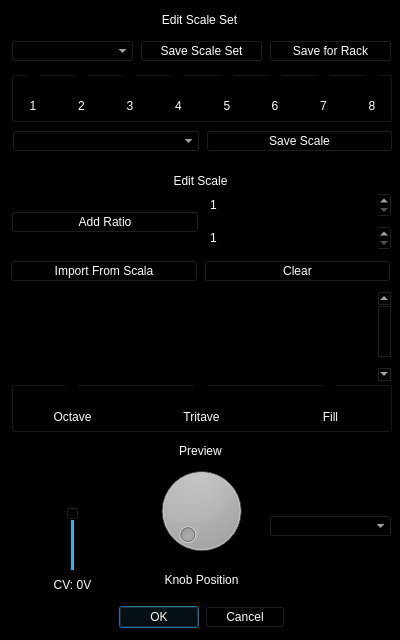
Above: sync3_scale_editor.ui from starlingcode/viaflash before the change. Below: the same form after it.
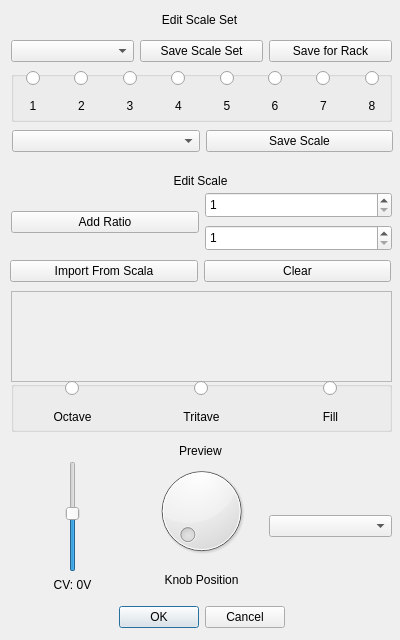
That is the form after the change.

The edit to the form file:
```diff
--- a/sync3_scale_editor.ui
+++ b/sync3_scale_editor.ui
@@ -10,259 +10,6 @@
     <height>640</height>
    </rect>
   </property>
-  <property name="palette">
-   <palette>
-    <active>
-     <colorrole role="WindowText">
-      <brush brushstyle="SolidPattern">
-       <color alpha="255">
-        <red>255</red>
-        <green>255</green>
-        <blue>255</blue>
-       </color>
-      </brush>
-     </colorrole>
-     <colorrole role="Button">
-      <brush brushstyle="SolidPattern">
-       <color alpha="255">
-        <red>0</red>
-        <green>0</green>
-        <blue>0</blue>
-       </color>
-      </brush>
-     </colorrole>
-     <colorrole role="Light">
-      <brush brushstyle="SolidPattern">
-       <color alpha="255">
-        <red>92</red>
-        <green>92</green>
-        <blue>92</blue>
-       </color>
-      </brush>
-     </colorrole>
-     <colorrole role="Midlight">
-      <brush brushstyle="SolidPattern">
-       <color alpha="255">
-        <red>77</red>
-        <green>77</green>
-        <blue>77</blue>
-       </color>
-      </brush>
-     </colorrole>
-     <colorrole role="Mid">
-      <brush brushstyle="SolidPattern">
-       <color alpha="255">
-        <red>64</red>
-        <green>64</green>
-        <blue>64</blue>
-       </color>
-      </brush>
-     </colorrole>
-     <colorrole role="Text">
-      <brush brushstyle="SolidPattern">
-       <color alpha="255">
-        <red>255</red>
-        <green>255</green>
-        <blue>255</blue>
-       </color>
-      </brush>
-     </colorrole>
-     <colorrole role="ButtonText">
-      <brush brushstyle="SolidPattern">
-       <color alpha="255">
-        <red>255</red>
-        <green>255</green>
-        <blue>255</blue>
-       </color>
-      </brush>
-     </colorrole>
-     <colorrole role="Base">
-      <brush brushstyle="SolidPattern">
-       <color alpha="255">
-        <red>0</red>
-        <green>0</green>
-        <blue>0</blue>
-       </color>
-      </brush>
-     </colorrole>
-     <colorrole role="Window">
-      <brush brushstyle="SolidPattern">
-       <color alpha="255">
-        <red>0</red>
-        <green>0</green>
-        <blue>0</blue>
-       </color>
-      </brush>
-     </colorrole>
-    </active>
-    <inactive>
-     <colorrole role="WindowText">
-      <brush brushstyle="SolidPattern">
-       <color alpha="255">
-        <red>255</red>
-        <green>255</green>
-        <blue>255</blue>
-       </color>
-      </brush>
-     </colorrole>
-     <colorrole role="Button">
-      <brush brushstyle="SolidPattern">
-       <color alpha="255">
-        <red>0</red>
-        <green>0</green>
-        <blue>0</blue>
-       </color>
-      </brush>
-     </colorrole>
-     <colorrole role="Light">
-      <brush brushstyle="SolidPattern">
-       <color alpha="255">
-        <red>92</red>
-        <green>92</green>
-        <blue>92</blue>
-       </color>
-      </brush>
-     </colorrole>
-     <colorrole role="Midlight">
-      <brush brushstyle="SolidPattern">
-       <color alpha="255">
-        <red>77</red>
-        <green>77</green>
-        <blue>77</blue>
-       </color>
-      </brush>
-     </colorrole>
-     <colorrole role="Mid">
-      <brush brushstyle="SolidPattern">
-       <color alpha="255">
-        <red>64</red>
-        <green>64</green>
-        <blue>64</blue>
-       </color>
-      </brush>
-     </colorrole>
-     <colorrole role="Text">
-      <brush brushstyle="SolidPattern">
-       <color alpha="255">
-        <red>255</red>
-        <green>255</green>
-        <blue>255</blue>
-       </color>
-      </brush>
-     </colorrole>
-     <colorrole role="ButtonText">
-      <brush brushstyle="SolidPattern">
-       <color alpha="255">
-        <red>255</red>
-        <green>255</green>
-        <blue>255</blue>
-       </color>
-      </brush>
-     </colorrole>
-     <colorrole role="Base">
-      <brush brushstyle="SolidPattern">
-       <color alpha="255">
-        <red>0</red>
-        <green>0</green>
-        <blue>0</blue>
-       </color>
-      </brush>
-     </colorrole>
-     <colorrole role="Window">
-      <brush brushstyle="SolidPattern">
-       <color alpha="255">
-        <red>0</red>
-        <green>0</green>
-        <blue>0</blue>
-       </color>
-      </brush>
-     </colorrole>
-    </inactive>
-    <disabled>
-     <colorrole role="WindowText">
-      <brush brushstyle="SolidPattern">
-       <color alpha="255">
-        <red>255</red>
-        <green>255</green>
-        <blue>255</blue>
-       </color>
-      </brush>
-     </colorrole>
-     <colorrole role="Button">
-      <brush brushstyle="SolidPattern">
-       <color alpha="255">
-        <red>0</red>
-        <green>0</green>
-        <blue>0</blue>
-       </color>
-      </brush>
-     </colorrole>
-     <colorrole role="Light">
-      <brush brushstyle="SolidPattern">
-       <color alpha="255">
-        <red>92</red>
-        <green>92</green>
-        <blue>92</blue>
-       </color>
-      </brush>
-     </colorrole>
-     <colorrole role="Midlight">
-      <brush brushstyle="SolidPattern">
-       <color alpha="255">
-        <red>77</red>
-        <green>77</green>
-        <blue>77</blue>
-       </color>
-      </brush>
-     </colorrole>
-     <colorrole role="Mid">
-      <brush brushstyle="SolidPattern">
-       <color alpha="255">
-        <red>64</red>
-        <green>64</green>
-        <blue>64</blue>
-       </color>
-      </brush>
-     </colorrole>
-     <colorrole role="Text">
-      <brush brushstyle="SolidPattern">
-       <color alpha="255">
-        <red>255</red>
-        <green>255</green>
-        <blue>255</blue>
-       </color>
-      </brush>
-     </colorrole>
-     <colorrole role="ButtonText">
-      <brush brushstyle="SolidPattern">
-       <color alpha="255">
-        <red>255</red>
-        <green>255</green>
-        <blue>255</blue>
-       </color>
-      </brush>
-     </colorrole>
-     <colorrole role="Base">
-      <brush brushstyle="SolidPattern">
-       <color alpha="255">
-        <red>0</red>
-        <green>0</green>
-        <blue>0</blue>
-       </color>
-      </brush>
-     </colorrole>
-     <colorrole role="Window">
-      <brush brushstyle="SolidPattern">
-       <color alpha="255">
-        <red>0</red>
-        <green>0</green>
-        <blue>0</blue>
-       </color>
-      </brush>
-     </colorrole>
-    </disabled>
-   </palette>
-  </property>
   <property name="windowTitle">
    <string>Sync3 Scale Set Editor</string>
   </property>
@@ -345,14 +92,17 @@
      <height>91</height>
     </rect>
    </property>
+   <property name="frameShadow">
+    <enum>QFrame::Sunken</enum>
+   </property>
    <property name="verticalScrollBarPolicy">
-    <enum>Qt::ScrollBarAlwaysOn</enum>
+    <enum>Qt::ScrollBarAsNeeded</enum>
    </property>
    <property name="horizontalScrollBarPolicy">
     <enum>Qt::ScrollBarAlwaysOff</enum>
    </property>
    <property name="sizeAdjustPolicy">
-    <enum>QAbstractScrollArea::AdjustToContents</enum>
+    <enum>QAbstractScrollArea::AdjustIgnored</enum>
    </property>
    <property name="widgetResizable">
     <bool>false</bool>
@@ -363,12 +113,18 @@
    <widget class="QWidget" name="scrollAreaWidgetContents">
     <property name="geometry">
      <rect>
-      <x>0</x>
+      <x>6</x>
       <y>0</y>
-      <width>375</width>
-      <height>105</height>
+      <width>363</width>
+      <height>85</height>
      </rect>
     </property>
+    <property name="sizePolicy">
+     <sizepolicy hsizetype="Expanding" vsizetype="Expanding">
+      <horstretch>0</horstretch>
+      <verstretch>0</verstretch>
+     </sizepolicy>
+    </property>
     <widget class="QWidget" name="gridLayoutWidget">
      <property name="geometry">
       <rect>
@@ -378,7 +134,11 @@
        <height>241</height>
       </rect>
      </property>
-     <layout class="QGridLayout" name="seedRatioGrid"/>
+     <layout class="QGridLayout" name="seedRatioGrid">
+      <property name="sizeConstraint">
+       <enum>QLayout::SetMinAndMaxSize</enum>
+      </property>
+     </layout>
     </widget>
    </widget>
   </widget>
```
